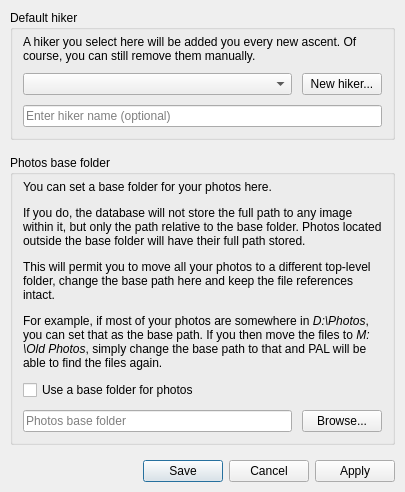
Before: the Qt Designer form src/ui/project_settings_window.ui in svetter/pal, drawn with Qt 5.
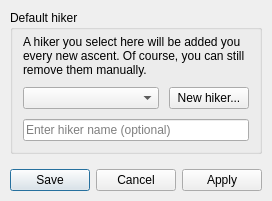
After: the same form once the commit is applied.

Commit message:
Completely removed photos base path mechanism (#126)
Not tested

Patch:
```diff
--- a/src/ui/project_settings_window.ui
+++ b/src/ui/project_settings_window.ui
@@ -7,7 +7,7 @@
     <x>0</x>
     <y>0</y>
     <width>400</width>
-    <height>551</height>
+    <height>300</height>
    </rect>
   </property>
   <property name="sizePolicy">
@@ -106,74 +106,6 @@
      </layout>
     </widget>
    </item>
-   <item>
-    <widget class="QGroupBox" name="photosBasePathBox">
-     <property name="title">
-      <string>Photos base folder</string>
-     </property>
-     <layout class="QVBoxLayout" name="verticalLayout_6">
-      <property name="spacing">
-       <number>10</number>
-      </property>
-      <property name="leftMargin">
-       <number>10</number>
-      </property>
-      <property name="topMargin">
-       <number>5</number>
-      </property>
-      <property name="rightMargin">
-       <number>10</number>
-      </property>
-      <property name="bottomMargin">
-       <number>10</number>
-      </property>
-      <item>
-       <widget class="QLabel" name="photosBasePathExplanationLabel">
-        <property name="text">
-         <string>&lt;html&gt;&lt;head/&gt;&lt;body&gt;&lt;p&gt;You can set a base folder for your photos here.&lt;/p&gt;&lt;p&gt;If you do, the database will not store the full path to any image within it, but only the path relative to the base folder. Photos located outside the base folder will have their full path stored.&lt;/p&gt;&lt;p&gt;This will permit you to move all your photos to a different top-level folder, change the base path here and keep the file references intact.&lt;/p&gt;&lt;p&gt;For example, if most of your photos are somewhere in &lt;span style=&quot; font-style:italic;&quot;&gt;D:\Photos&lt;/span&gt;, you can set that as the base path. If you then move the files to &lt;span style=&quot; font-style:italic;&quot;&gt;M:\Old Photos&lt;/span&gt;, simply change the base path to that and PAL will be able to find the files again.&lt;/p&gt;&lt;/body&gt;&lt;/html&gt;</string>
-        </property>
-        <property name="wordWrap">
-         <bool>true</bool>
-        </property>
-       </widget>
-      </item>
-      <item>
-       <widget class="QCheckBox" name="usePhotosBasePathCheckbox">
-        <property name="text">
-         <string>Use a base folder for photos</string>
-        </property>
-       </widget>
-      </item>
-      <item>
-       <layout class="QHBoxLayout" name="photosBasePathSelectLayout">
-        <property name="spacing">
-         <number>10</number>
-        </property>
-        <item>
-         <widget class="QLineEdit" name="photosBasePathLineEdit">
-          <property name="sizePolicy">
-           <sizepolicy hsizetype="MinimumExpanding" vsizetype="Fixed">
-            <horstretch>0</horstretch>
-            <verstretch>0</verstretch>
-           </sizepolicy>
-          </property>
-          <property name="placeholderText">
-           <string>Photos base folder</string>
-          </property>
-         </widget>
-        </item>
-        <item>
-         <widget class="QPushButton" name="photosBasePathBrowseButton">
-          <property name="text">
-           <string>Browse...</string>
-          </property>
-         </widget>
-        </item>
-       </layout>
-      </item>
-     </layout>
-    </widget>
-   </item>
    <item>
     <spacer name="bottomSpacer">
      <property name="orientation">
```
Left out of the diff: 34 changed lines with no effect on the pictures. The commit also changes 12 other files.
